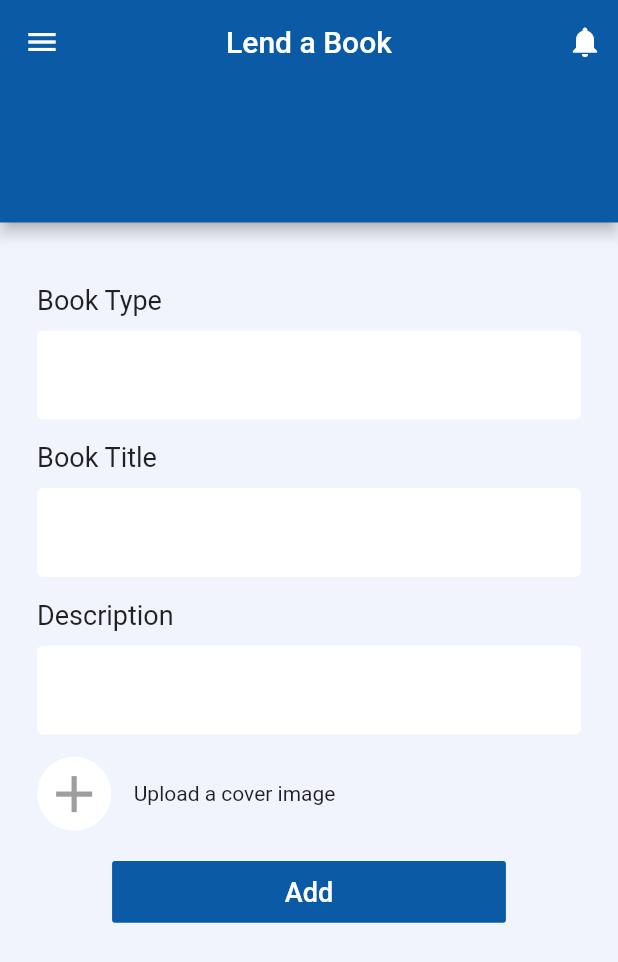
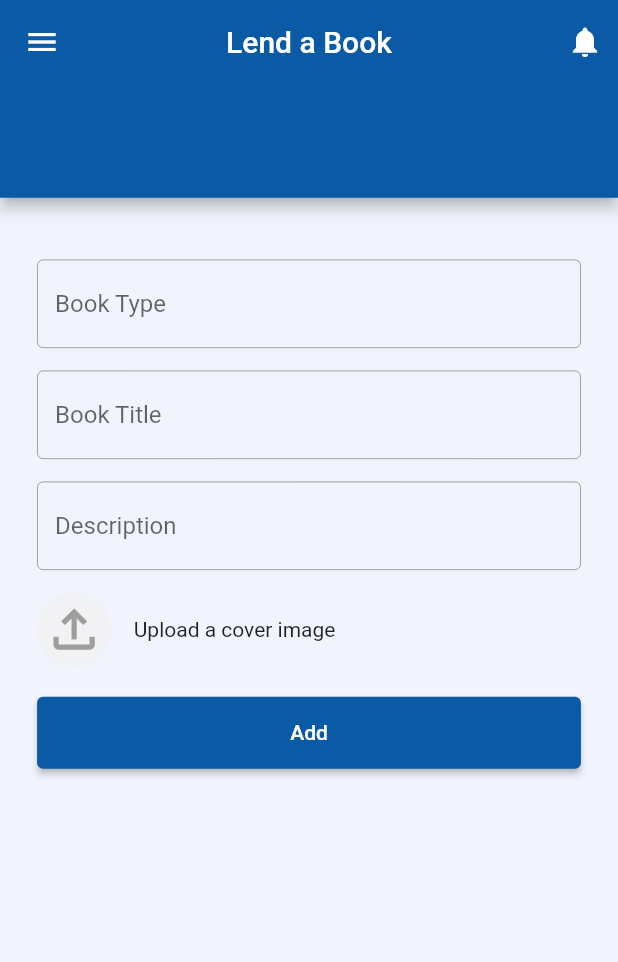
Before and after one commit to pushti0112/BookHook, a Flutter app: the LendABookPage screen opened directly, on a phone screen of 412 x 824 dp. Shown: the top 962 px of the screen. Run offline on Flutter 3.47's test engine with Material 2 defaults, Android fonts, the phone set to English and light mode, and no system bars; our stand-ins replace sizer.

Commit message:
UI changes in LendABookPage

```diff
--- a/lib/view/LendABookPage.dart
+++ b/lib/view/LendABookPage.dart
@@ -16,7 +16,7 @@ class _LendABookPageState extends State<LendABookPage> {
   Widget build(BuildContext context) {
     return Scaffold(
       appBar: PreferredSize(
-          preferredSize: Size.fromHeight(18.h),
+          preferredSize: Size.fromHeight(16.h),
           child: AppBar(
             backgroundColor: AppColors.primary,
             title: Text('Lend a Book'),
@@ -37,6 +37,7 @@ class _LendABookPageState extends State<LendABookPage> {
           children: [],
         ),
       ),
+
 // Text Fields
       backgroundColor: Color.fromARGB(255, 241, 244, 253),
       body: Padding(
@@ -44,50 +45,59 @@ class _LendABookPageState extends State<LendABookPage> {
               EdgeInsets.only(top: 5.h, left: 3.h, right: 3.h, bottom: 3.h),
           child: ListView(
             children: [
-              Text('Book Type', style: TextStyle(fontSize: 18)),
-              SizedBox(height: 10),
               TextField(
                 decoration: InputDecoration(
                   enabledBorder: OutlineInputBorder(
-                        borderSide:
-                            BorderSide(color: Colors.white, width: 1.0)),
-                    fillColor: Colors.white,
-                    filled: true),
+                    borderSide: BorderSide(color: Colors.black45, width: 0.5),
+                  ),
+                  focusedBorder: OutlineInputBorder(
+                    borderSide: BorderSide(color: Colors.black, width: 1),
+                  ),
+                  hintText: "Book Type",
+                ),
               ),
               SizedBox(height: 15),
-              Text('Book Title', style: TextStyle(fontSize: 18)),
-              SizedBox(height: 10),
+
+// Book Title text area
               TextField(
                 decoration: InputDecoration(
                   enabledBorder: OutlineInputBorder(
-                        borderSide:
-                            BorderSide(color: Colors.white, width: 1.0)),
-                    fillColor: Colors.white,
-                    filled: true),
+                    borderSide: BorderSide(color: Colors.black45, width: 0.5),
+                  ),
+                  focusedBorder: OutlineInputBorder(
+                    borderSide: BorderSide(color: Colors.black, width: 1),
+                  ),
+                  hintText: "Book Title",
+                ),
               ),
               SizedBox(height: 15),
-              Text('Description', style: TextStyle(fontSize: 18)),
-              SizedBox(height: 10),
+
+// Description text area
               TextField(
                 decoration: InputDecoration(
                   enabledBorder: OutlineInputBorder(
-                        borderSide:
-                            BorderSide(color: Colors.white, width: 1.0)),
-                    fillColor: Colors.white,
-                    filled: true),
+                    borderSide: BorderSide(color: Colors.black45, width: 0.5),
+                  ),
+                  focusedBorder: OutlineInputBorder(
+                    borderSide: BorderSide(color: Colors.black, width: 1),
+                  ),
+                  hintText: "Description",
+                ),
               ),
               SizedBox(height: 15),
+
+// File Upload icon
               Row(children: [
                 SizedBox.fromSize(
                   size: Size(6.h, 6.h),
                   child: ClipOval(
                       child: Material(
-                          color: Colors.white,
+                          color: AppColors.light3,
                           child: InkWell(
-                            splashColor: Colors.grey,
+                            // splashColor: AppColors.light3,
                             onTap: () {},
                             child: Icon(
-                              Icons.add,
+                              Icons.file_upload_outlined,
                               size: 5.h,
                               color: Colors.grey,
                             ),
@@ -96,21 +106,18 @@ class _LendABookPageState extends State<LendABookPage> {
                 SizedBox(width: 15),
                 Text('Upload a cover image'),
               ]),
-              // Button
+
+// Add Button
               Container(
-                margin: EdgeInsets.only(top: 20, left: 50, right: 50),
-                width: 1.h,
-                height: 5.h,
-                child: FlatButton(
-                  child: Text(
-                    'Add',
-                    style: TextStyle(fontSize: 18.0),
-                  ),
-                  color: AppColors.primary,
-                  textColor: Colors.white,
+                  margin: EdgeInsets.only(top: 20),
+                  width: double.maxFinite,
+                  child: ElevatedButton(
+                    child: Text("Add"),
+                    style: ElevatedButton.styleFrom(
+                        primary: AppColors.primary,
+                        padding: EdgeInsets.all(16)),
                     onPressed: () {},
-                ),
-              ),
+                  )),
             ],
           )),
     );
```
Lines whose indentation alone changed are shown as unchanged.
